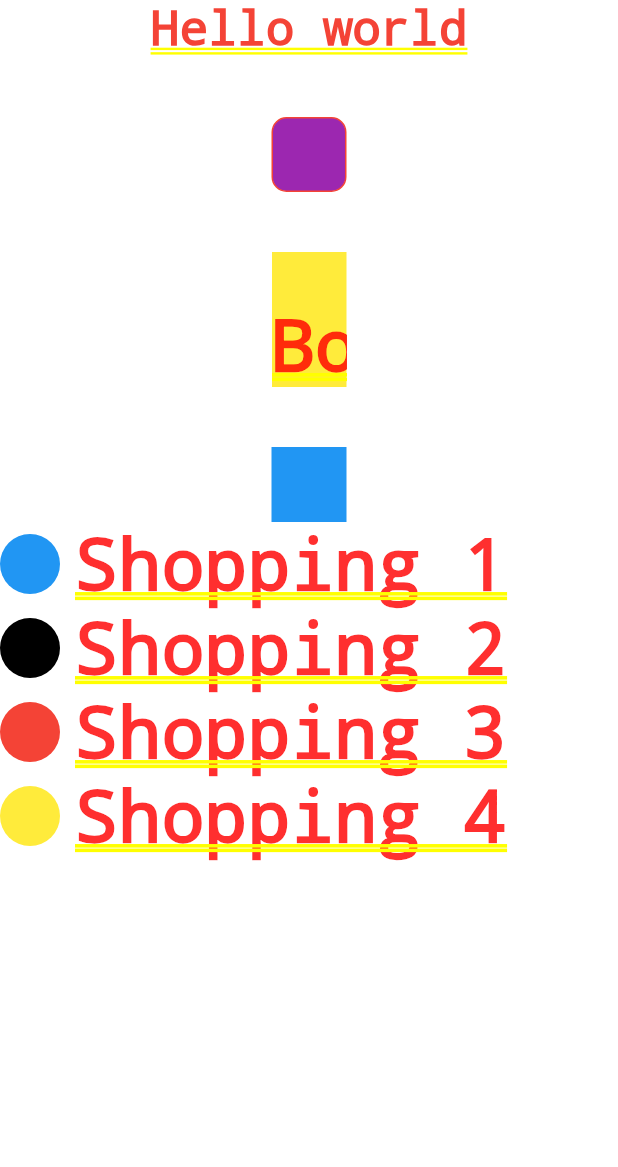
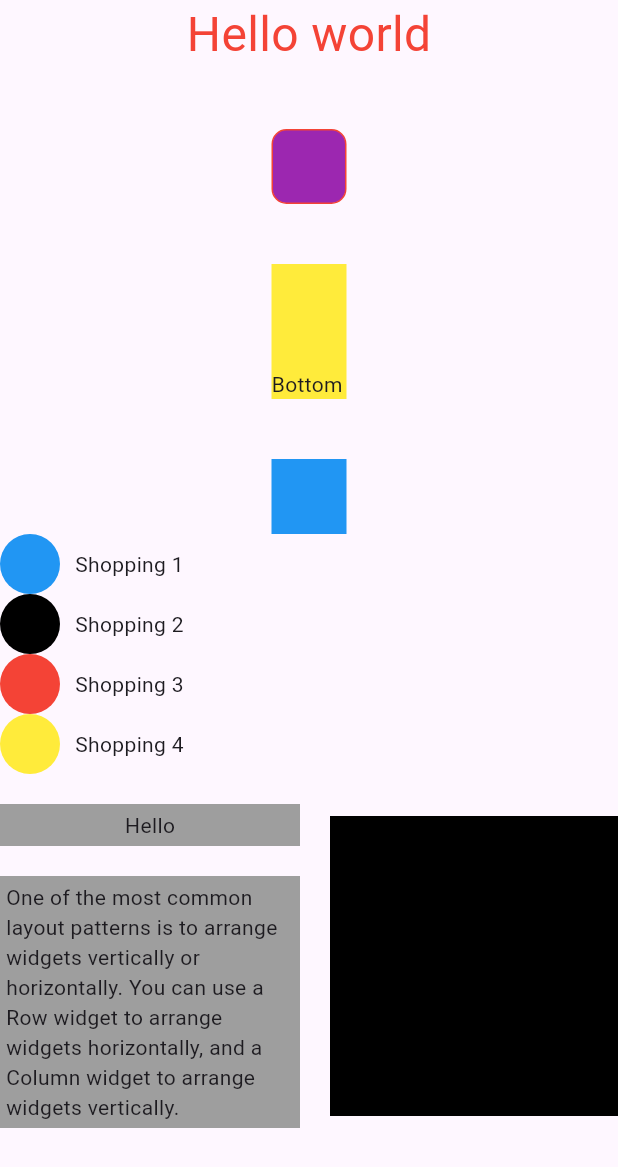
Before and after one commit to huy2992002/flutter_training_huy_nguyen, a Flutter app: the screen it shows after launch, on a phone screen of 412 x 824 dp. Shown: the top 1167 px of the screen. Run offline on Flutter 3.47's test engine with Material 3 defaults, Android fonts, the phone set to English and light mode, and no system bars.

Commit message:
add examples laout in flutter

```diff
--- /dev/null
+++ b/flutter_examples/lib/layout/layout_widget.dart
@@ -0,0 +1,40 @@
+import 'package:flutter/material.dart';
+
+class LayoutWidget extends StatelessWidget {
+  const LayoutWidget({super.key});
+
+  @override
+  Widget build(BuildContext context) {
+    return Row(
+      children: [
+        Column(
+          children: [
+            Container(
+              width: 200,
+              padding: const EdgeInsets.all(4),
+              color: Colors.grey,
+              alignment: Alignment.center,
+              child: const Text('Hello'),
+            ),
+            const SizedBox(height: 20),
+            Container(
+              width: 200,
+              padding: const EdgeInsets.all(4),
+              color: Colors.grey,
+              alignment: Alignment.center,
+              child: const Text(
+                'One of the most common layout patterns is to arrange widgets vertically or horizontally. You can use a Row widget to arrange widgets horizontally, and a Column widget to arrange widgets vertically.',
+              ),
+            ),
+          ],
+        ),
+        const SizedBox(width: 20),
+        Container(
+          width: 200,
+          height: 200,
+          color: Colors.black,
+        ),
+      ],
+    );
+  }
+}
--- a/flutter_examples/lib/main.dart
+++ b/flutter_examples/lib/main.dart
@@ -1,5 +1,5 @@
 import 'package:flutter/material.dart';
-import 'package:flutter_examples/introduction/basic_widgets.dart';
+import 'package:flutter_examples/main_page.dart';
 
 void main() {
   runApp(const MyApp());
@@ -16,7 +16,7 @@ class MyApp extends StatelessWidget {
         colorScheme: ColorScheme.fromSeed(seedColor: Colors.deepPurple),
         useMaterial3: true,
       ),
-      home: const BasicWidgets(),
+      home: const MainPage(),
     );
   }
 }
--- /dev/null
+++ b/flutter_examples/lib/main_page.dart
@@ -0,0 +1,27 @@
+import 'package:flutter/material.dart';
+import 'package:flutter_examples/introduction/basic_widgets.dart';
+import 'package:flutter_examples/layout/layout_widget.dart';
+
+class MainPage extends StatefulWidget {
+  const MainPage({super.key});
+
+  @override
+  State<MainPage> createState() => _MainPageState();
+}
+
+class _MainPageState extends State<MainPage> {
+  @override
+  Widget build(BuildContext context) {
+    return Scaffold(
+      body: SingleChildScrollView(
+        child: Column(
+          children: [
+            BasicWidgets(),
+            SizedBox(height: 20.0),
+            LayoutWidget(),
+          ],
+        ),
+      ),
+    );
+  }
+}
```
